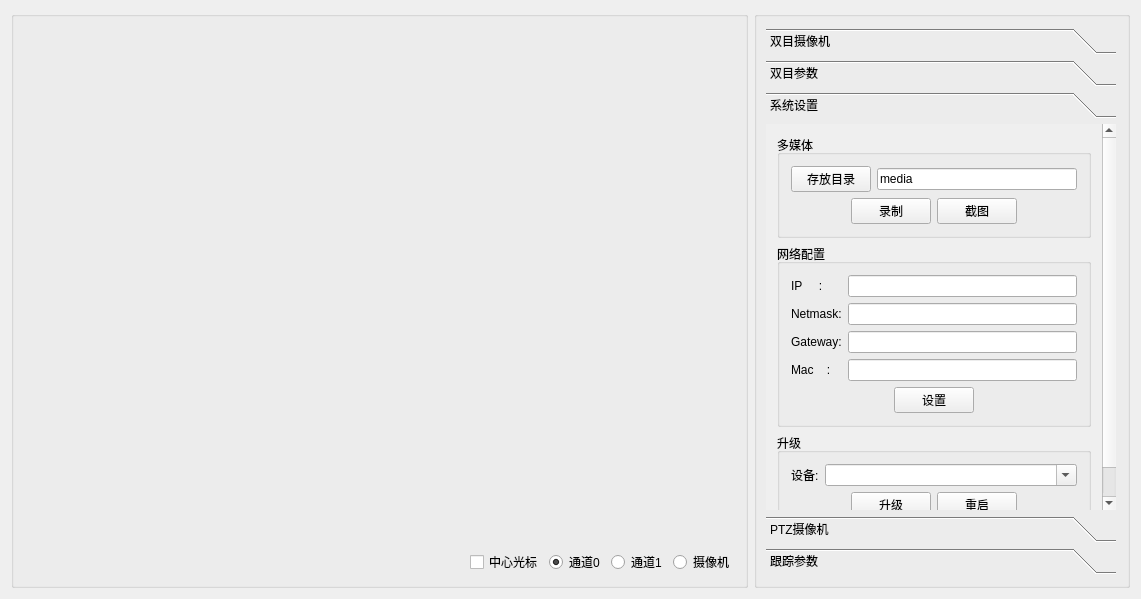
Before: the Qt Designer form app/zscam_client/zscam_client.ui in dzyswy/stereo-client, drawn with Qt 5.
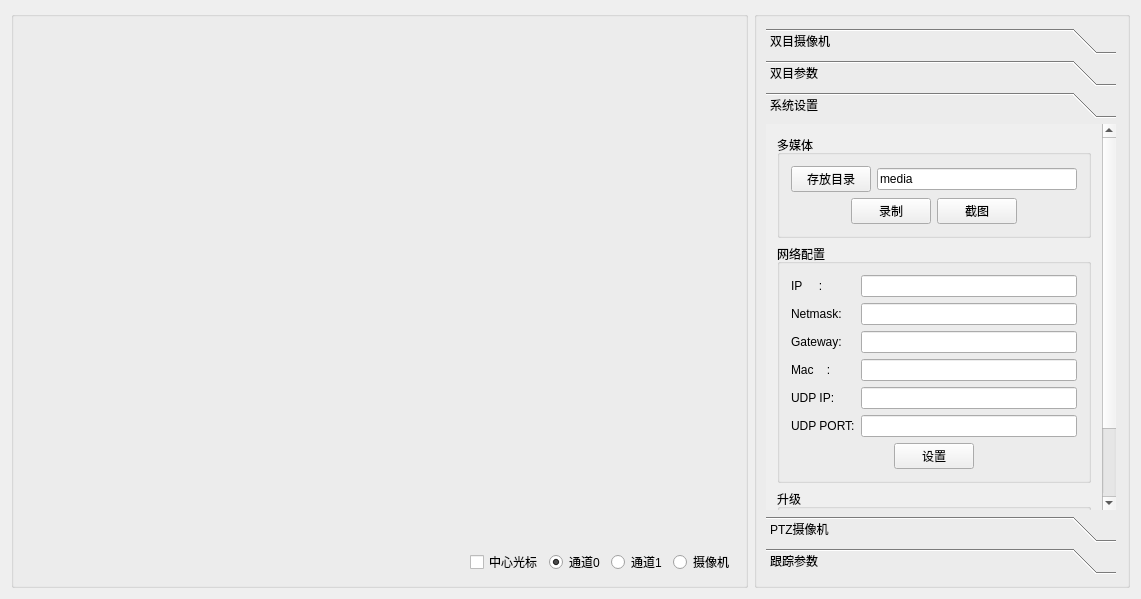
After: the same form once the commit is applied. The open tabs and pages were chosen to show the change. Icons and pictures are not drawn. Custom widgets are drawn as their Qt base class.

Commit message: 1.重启过程需要处理断开连接。 2.增加udp_ip和udp_port的配置接口。

The edit to the form file:
```diff
--- a/app/zscam_client/zscam_client.ui
+++ b/app/zscam_client/zscam_client.ui
@@ -268,8 +268,8 @@
           <rect>
            <x>0</x>
            <y>0</y>
-           <width>334</width>
-           <height>989</height>
+           <width>367</width>
+           <height>1135</height>
           </rect>
          </property>
          <property name="sizePolicy">
@@ -914,8 +914,8 @@
           <rect>
            <x>0</x>
            <y>0</y>
-           <width>334</width>
-           <height>838</height>
+           <width>320</width>
+           <height>894</height>
           </rect>
          </property>
          <property name="sizePolicy">
@@ -1734,8 +1734,8 @@
           <rect>
            <x>0</x>
            <y>0</y>
-           <width>350</width>
-           <height>429</height>
+           <width>337</width>
+           <height>519</height>
           </rect>
          </property>
          <property name="autoFillBackground">
@@ -1855,6 +1855,13 @@
                  </property>
                 </widget>
                </item>
+               <item row="3" column="1">
+                <widget class="QLineEdit" name="lineEdit_mac">
+                 <property name="enabled">
+                  <bool>true</bool>
+                 </property>
+                </widget>
+               </item>
                <item row="2" column="1">
                 <widget class="QLineEdit" name="lineEdit_gateway">
                  <property name="enabled">
@@ -1869,8 +1876,29 @@
                  </property>
                 </widget>
                </item>
-               <item row="3" column="1">
-                <widget class="QLineEdit" name="lineEdit_mac">
+               <item row="4" column="0">
+                <widget class="QLabel" name="label_94">
+                 <property name="text">
+                  <string>UDP IP:</string>
+                 </property>
+                </widget>
+               </item>
+               <item row="4" column="1">
+                <widget class="QLineEdit" name="lineEdit_udp_ip">
+                 <property name="enabled">
+                  <bool>true</bool>
+                 </property>
+                </widget>
+               </item>
+               <item row="5" column="0">
+                <widget class="QLabel" name="label_97">
+                 <property name="text">
+                  <string>UDP PORT:</string>
+                 </property>
+                </widget>
+               </item>
+               <item row="5" column="1">
+                <widget class="QLineEdit" name="lineEdit_udp_port">
                  <property name="enabled">
                   <bool>true</bool>
                  </property>
@@ -2039,8 +2067,8 @@
           <rect>
            <x>0</x>
            <y>0</y>
-           <width>334</width>
-           <height>772</height>
+           <width>328</width>
+           <height>886</height>
           </rect>
          </property>
          <attribute name="label">
@@ -2664,8 +2692,8 @@
           <rect>
            <x>0</x>
            <y>0</y>
-           <width>350</width>
-           <height>429</height>
+           <width>258</width>
+           <height>420</height>
           </rect>
          </property>
          <attribute name="label">
```
The commit also changes 2 other files.
